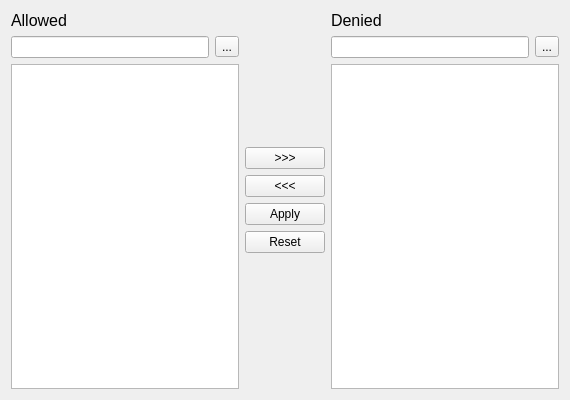
Above: client/ui/repo_users.ui from Kirisummer/config_sync before the change. Below: the same form after it.
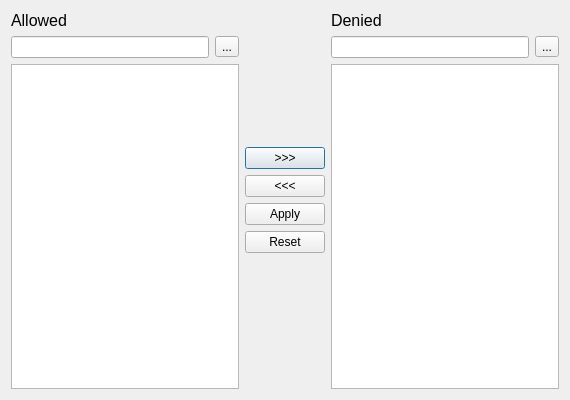
That is the form after the change.

Commit message: Implement repo users menu. Remove parts of interface based on role

Diff of the .ui file:
```diff
--- a/client/ui/repo_users.ui
+++ b/client/ui/repo_users.ui
@@ -1,7 +1,7 @@
 <?xml version="1.0" encoding="UTF-8"?>
 <ui version="4.0">
  <class>RepoUsers</class>
- <widget class="QWidget" name="RepoUsers">
+ <widget class="QDialog" name="RepoUsers">
   <property name="geometry">
    <rect>
     <x>0</x>
```
Left out of the diff: 56 changed lines with no effect on the pictures. The commit also changes 10 other files.
